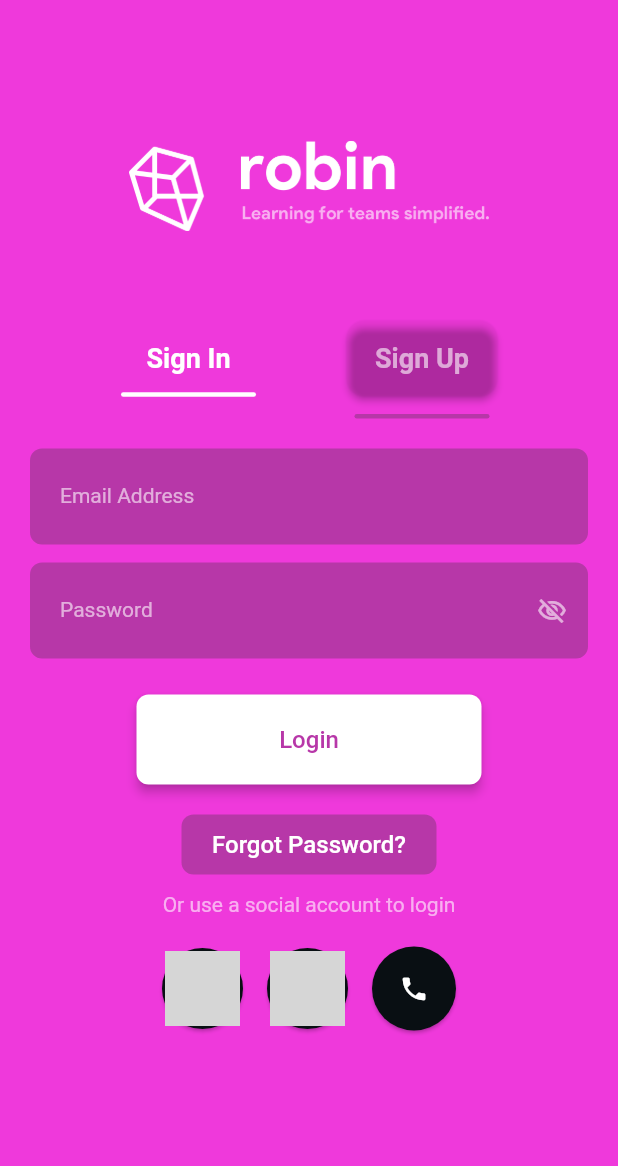
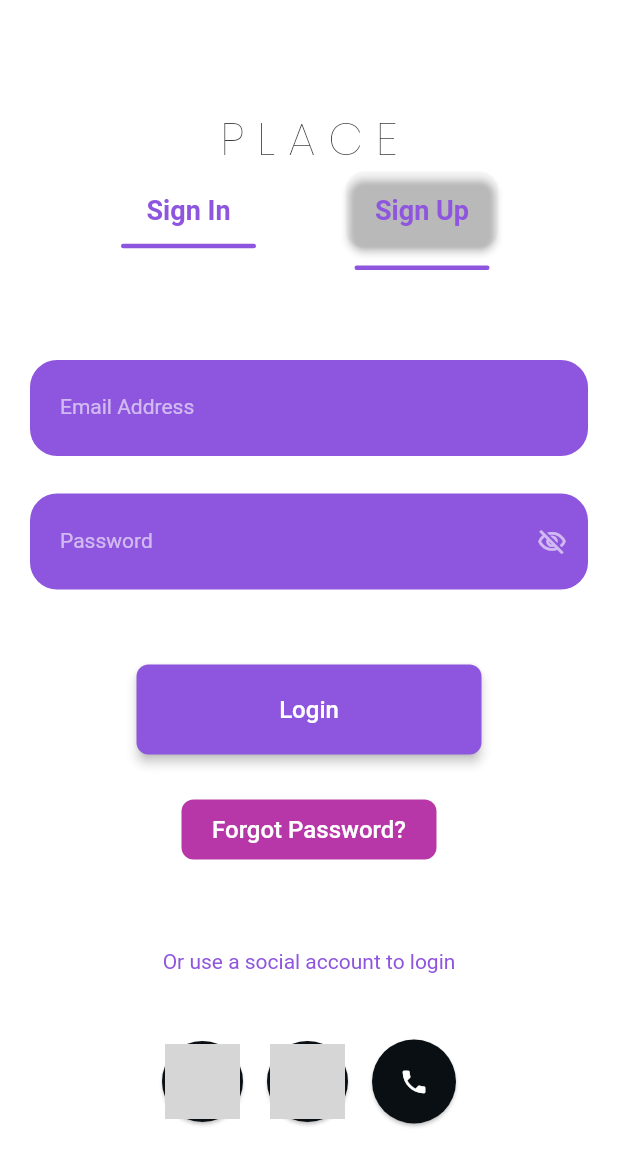
Before and after one commit to drexquisite/projx, a Flutter app: the LoginSignUpWidget screen opened directly, on a phone screen of 412 x 824 dp. Shown: the top 1166 px of the screen. Run offline on Flutter 3.47's test engine with Material 2 defaults, Android fonts, the phone set to English and light mode, and no system bars; drawn by our look-alikes of auto_size_text; our stand-ins replace font_awesome_flutter, google_fonts; Roboto replaces fonts that are missing (Lexend Deca); grey boxes are pictures that could not be loaded.

Commit message:
Updating to latest FlutterFlow output.

```diff
--- a/lib/login_sign_up/login_sign_up_widget.dart
+++ b/lib/login_sign_up/login_sign_up_widget.dart
@@ -1,7 +1,6 @@
 import '../flutter_flow/flutter_flow_theme.dart';
 import '../flutter_flow/flutter_flow_util.dart';
 import '../flutter_flow/flutter_flow_widgets.dart';
-import '../home_page/home_page_widget.dart';
 import 'package:flutter/material.dart';
 import 'package:google_fonts/google_fonts.dart';
 
@@ -41,7 +40,7 @@ class _LoginSignUpWidgetState extends State<LoginSignUpWidget> {
                 width: MediaQuery.of(context).size.width,
                 height: MediaQuery.of(context).size.height * 1,
                 decoration: BoxDecoration(
-                  color: Color(0xFFEF39DB),
+                  color: Colors.white,
                 ),
                 child: Padding(
                   padding: EdgeInsets.fromLTRB(0, 70, 0, 0),
@@ -49,29 +48,12 @@ class _LoginSignUpWidgetState extends State<LoginSignUpWidget> {
                     child: Column(
                       mainAxisSize: MainAxisSize.max,
                       children: [
-                        Padding(
-                          padding: EdgeInsets.fromLTRB(0, 24, 0, 60),
-                          child: Row(
-                            mainAxisSize: MainAxisSize.max,
-                            mainAxisAlignment: MainAxisAlignment.center,
-                            children: [
-                              InkWell(
-                                onTap: () async {
-                                  await Navigator.push(
-                                    context,
-                                    MaterialPageRoute(
-                                      builder: (context) => HomePageWidget(),
-                                    ),
-                                  );
-                                },
-                                child: Image.asset(
-                                  'assets/images/logoRobin@3x.png',
-                                  width: 240,
-                                  height: 60,
-                                  fit: BoxFit.cover,
-                                ),
-                              )
-                            ],
+                        Text(
+                          'P L A C E',
+                          style: FlutterFlowTheme.bodyText1.override(
+                            fontFamily: 'Poppins',
+                            fontSize: 30,
+                            fontWeight: FontWeight.w200,
                           ),
                         ),
                         Padding(
@@ -87,7 +69,7 @@ class _LoginSignUpWidgetState extends State<LoginSignUpWidget> {
                                     'Sign In',
                                     style: FlutterFlowTheme.subtitle1.override(
                                       fontFamily: 'Lexend Deca',
-                                      color: Colors.white,
+                                      color: Color(0xFF8E55DE),
                                       fontSize: 18,
                                       fontWeight: FontWeight.bold,
                                     ),
@@ -98,7 +80,7 @@ class _LoginSignUpWidgetState extends State<LoginSignUpWidget> {
                                       width: 90,
                                       height: 3,
                                       decoration: BoxDecoration(
-                                        color: Colors.white,
+                                        color: Color(0xFF8E55DE),
                                         borderRadius: BorderRadius.circular(2),
                                       ),
                                     ),
@@ -120,7 +102,7 @@ class _LoginSignUpWidgetState extends State<LoginSignUpWidget> {
                                       textStyle:
                                           FlutterFlowTheme.subtitle1.override(
                                         fontFamily: 'Lexend Deca',
-                                        color: Color(0x98FFFFFF),
+                                        color: Color(0xFF8E55DE),
                                         fontSize: 18,
                                         fontWeight: FontWeight.bold,
                                       ),
@@ -137,7 +119,7 @@ class _LoginSignUpWidgetState extends State<LoginSignUpWidget> {
                                       width: 90,
                                       height: 3,
                                       decoration: BoxDecoration(
-                                        color: Color(0xFFB737A8),
+                                        color: Color(0xFF8E55DE),
                                         borderRadius: BorderRadius.circular(2),
                                       ),
                                     ),
@@ -148,7 +130,7 @@ class _LoginSignUpWidgetState extends State<LoginSignUpWidget> {
                           ),
                         ),
                         Padding(
-                          padding: EdgeInsets.fromLTRB(20, 20, 20, 0),
+                          padding: EdgeInsets.fromLTRB(20, 60, 20, 0),
                           child: TextFormField(
                             controller: emailAddressController,
                             obscureText: false,
@@ -172,17 +154,17 @@ class _LoginSignUpWidgetState extends State<LoginSignUpWidget> {
                                   color: Color(0x00000000),
                                   width: 1,
                                 ),
-                                borderRadius: BorderRadius.circular(8),
+                                borderRadius: BorderRadius.circular(18),
                               ),
                               focusedBorder: OutlineInputBorder(
                                 borderSide: BorderSide(
                                   color: Color(0x00000000),
                                   width: 1,
                                 ),
-                                borderRadius: BorderRadius.circular(8),
+                                borderRadius: BorderRadius.circular(18),
                               ),
                               filled: true,
-                              fillColor: Color(0xFFB737A8),
+                              fillColor: Color(0xFF8E55DE),
                               contentPadding:
                                   EdgeInsets.fromLTRB(20, 24, 20, 24),
                             ),
@@ -195,7 +177,7 @@ class _LoginSignUpWidgetState extends State<LoginSignUpWidget> {
                           ),
                         ),
                         Padding(
-                          padding: EdgeInsets.fromLTRB(20, 12, 20, 0),
+                          padding: EdgeInsets.fromLTRB(20, 25, 20, 0),
                           child: TextFormField(
                             controller: passwordController,
                             obscureText: !passwordVisibility,
@@ -219,17 +201,17 @@ class _LoginSignUpWidgetState extends State<LoginSignUpWidget> {
                                   color: Color(0x00000000),
                                   width: 1,
                                 ),
-                                borderRadius: BorderRadius.circular(8),
+                                borderRadius: BorderRadius.circular(18),
                               ),
                               focusedBorder: OutlineInputBorder(
                                 borderSide: BorderSide(
                                   color: Color(0x00000000),
                                   width: 1,
                                 ),
-                                borderRadius: BorderRadius.circular(8),
+                                borderRadius: BorderRadius.circular(18),
                               ),
                               filled: true,
-                              fillColor: Color(0xFFB737A8),
+                              fillColor: Color(0xFF8E55DE),
                               contentPadding:
                                   EdgeInsets.fromLTRB(20, 24, 20, 24),
                               suffixIcon: InkWell(
@@ -255,7 +237,7 @@ class _LoginSignUpWidgetState extends State<LoginSignUpWidget> {
                           ),
                         ),
                         Padding(
-                          padding: EdgeInsets.fromLTRB(0, 24, 0, 0),
+                          padding: EdgeInsets.fromLTRB(0, 50, 0, 0),
                           child: FFButtonWidget(
                             onPressed: () {
                               print('Button-Login pressed ...');
@@ -264,10 +246,10 @@ class _LoginSignUpWidgetState extends State<LoginSignUpWidget> {
                             options: FFButtonOptions(
                               width: 230,
                               height: 60,
-                              color: Colors.white,
+                              color: Color(0xFF8E55DE),
                               textStyle: FlutterFlowTheme.subtitle2.override(
                                 fontFamily: 'Lexend Deca',
-                                color: Color(0xFFB737A8),
+                                color: Colors.white,
                                 fontSize: 16,
                                 fontWeight: FontWeight.w500,
                               ),
@@ -281,7 +263,7 @@ class _LoginSignUpWidgetState extends State<LoginSignUpWidget> {
                           ),
                         ),
                         Padding(
-                          padding: EdgeInsets.fromLTRB(0, 20, 0, 0),
+                          padding: EdgeInsets.fromLTRB(0, 30, 0, 0),
                           child: FFButtonWidget(
                             onPressed: () {
                               print('Button-ForgotPassword pressed ...');
@@ -313,12 +295,12 @@ class _LoginSignUpWidgetState extends State<LoginSignUpWidget> {
                             mainAxisAlignment: MainAxisAlignment.center,
                             children: [
                               Padding(
-                                padding: EdgeInsets.fromLTRB(0, 12, 0, 0),
+                                padding: EdgeInsets.fromLTRB(0, 60, 0, 0),
                                 child: Text(
                                   'Or use a social account to login',
                                   style: FlutterFlowTheme.bodyText1.override(
                                     fontFamily: 'Lexend Deca',
-                                    color: Color(0x98FFFFFF),
+                                    color: Color(0xFF8E55DE),
                                     fontSize: 14,
                                     fontWeight: FontWeight.normal,
                                   ),
@@ -328,7 +310,7 @@ class _LoginSignUpWidgetState extends State<LoginSignUpWidget> {
                           ),
                         ),
                         Padding(
-                          padding: EdgeInsets.fromLTRB(20, 16, 20, 20),
+                          padding: EdgeInsets.fromLTRB(20, 40, 20, 20),
                           child: Row(
                             mainAxisSize: MainAxisSize.max,
                             mainAxisAlignment: MainAxisAlignment.center,
```
Also changed, not shown: assets/images/logoRobin@3x.png (deleted).
